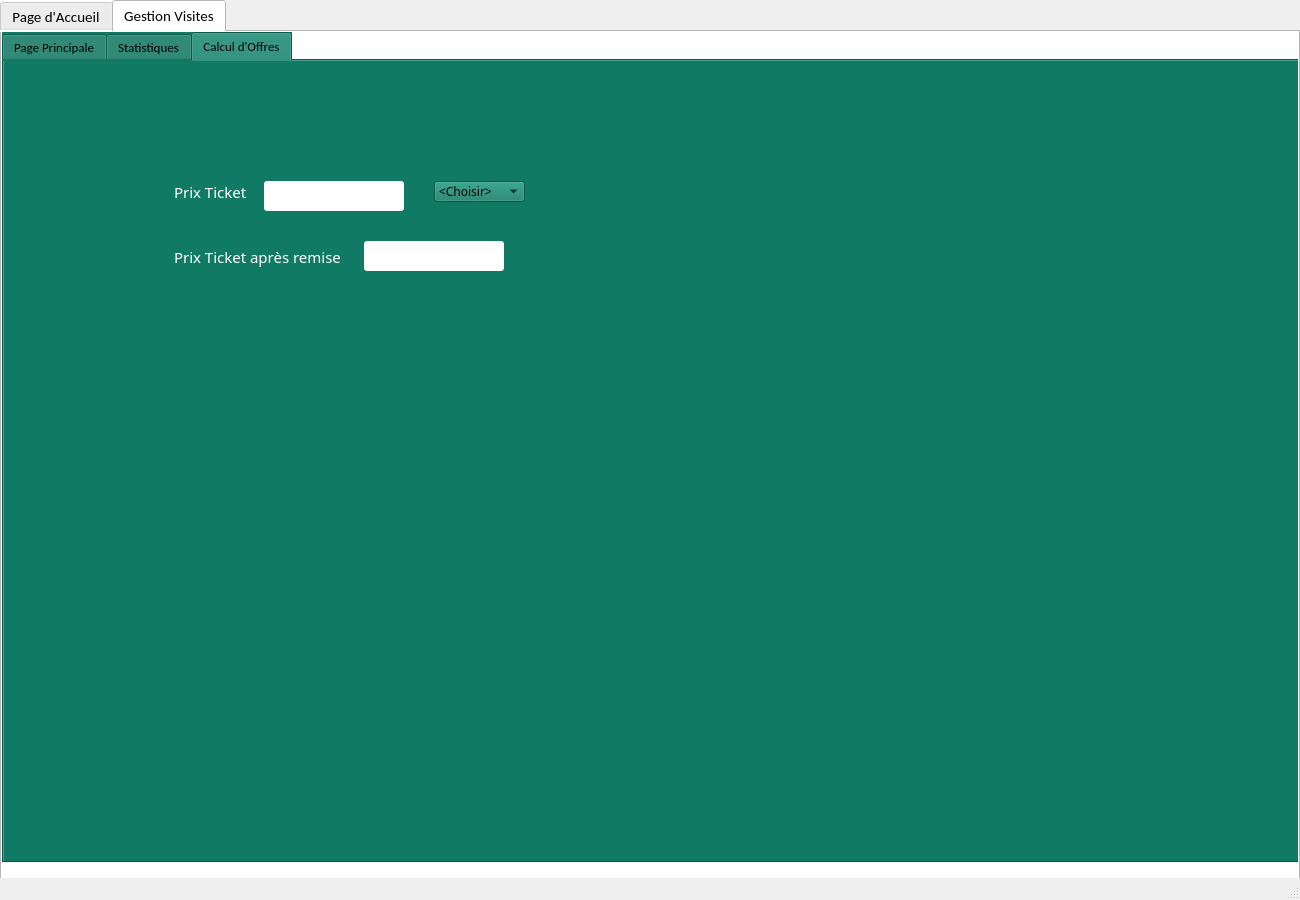
Above: gestionVisites/mainwindow.ui from SarraGha/Smart_Park_2A19 before the change. Below: the same form after it.
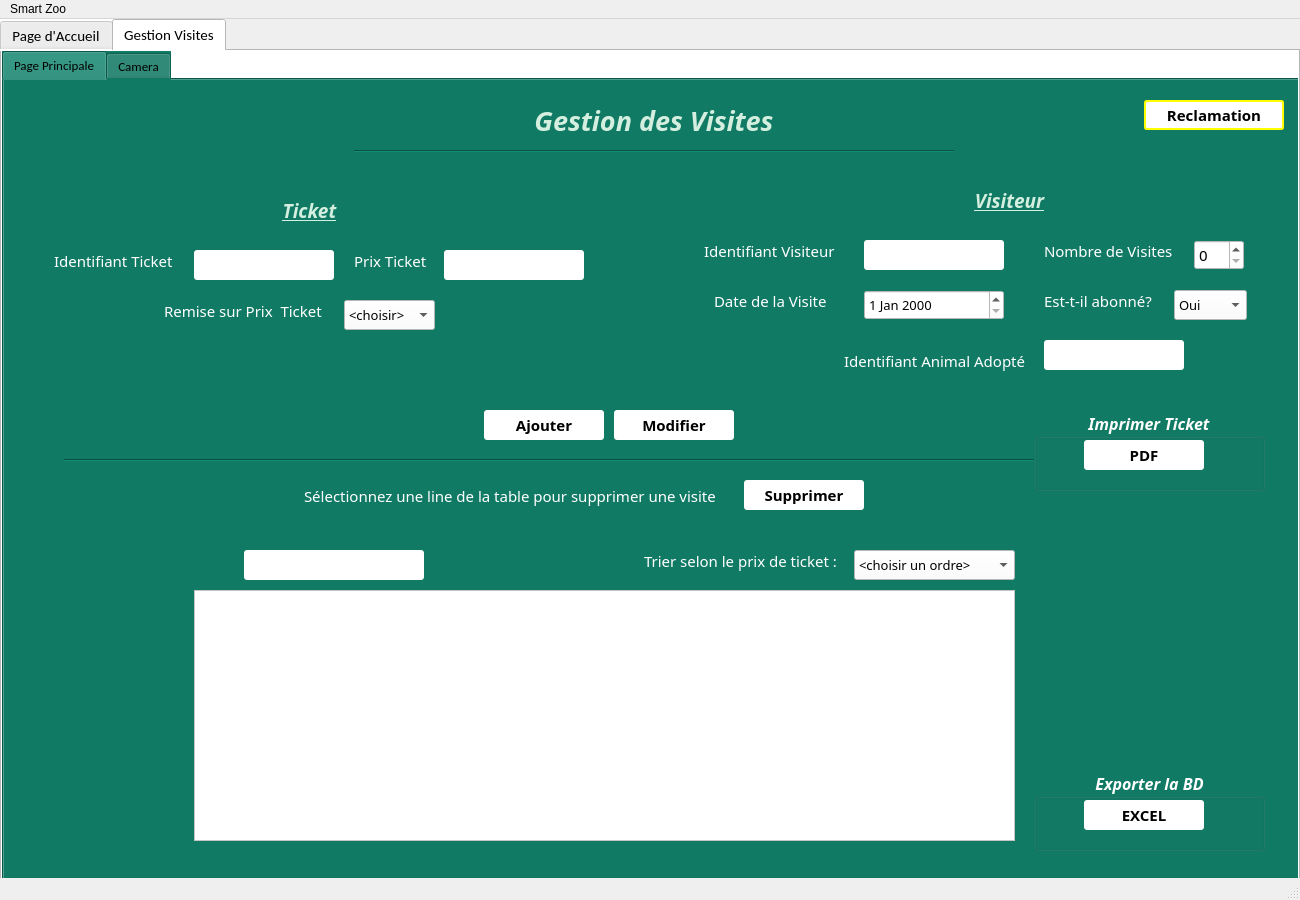
That is the form after the change. The open tabs and pages were chosen to show the change. Icons and pictures are not drawn.

```diff
--- a/gestionVisites/mainwindow.ui
+++ b/gestionVisites/mainwindow.ui
@@ -1038,8 +1038,8 @@
          </property>
          <property name="iconSize">
           <size>
-           <width>20</width>
-           <height>20</height>
+           <width>22</width>
+           <height>22</height>
           </size>
          </property>
         </widget>
@@ -1150,144 +1150,9 @@
       </widget>
       <widget class="QWidget" name="tab_Statistiques">
        <attribute name="title">
-        <string>Statistiques</string>
+        <string>Camera</string>
        </attribute>
       </widget>
-      <widget class="QWidget" name="tab_offres">
-       <attribute name="title">
-        <string>Calcul d'Offres</string>
-       </attribute>
-       <widget class="QLineEdit" name="lineEdit_PrixTicket_Offre">
-        <property name="geometry">
-         <rect>
-          <x>260</x>
-          <y>120</y>
-          <width>140</width>
-          <height>30</height>
-         </rect>
-        </property>
-        <property name="font">
-         <font>
-          <family>Calibri Light</family>
-          <pointsize>11</pointsize>
-         </font>
-        </property>
-        <property name="styleSheet">
-         <string notr="true">background-color: rgb(255, 255, 255);
-border-radius: 3px;</string>
-        </property>
-        <property name="inputMethodHints">
-         <set>Qt::ImhNone</set>
-        </property>
-       </widget>
-       <widget class="QLabel" name="textePrixTicket_Offre">
-        <property name="geometry">
-         <rect>
-          <x>170</x>
-          <y>120</y>
-          <width>81</width>
-          <height>21</height>
-         </rect>
-        </property>
-        <property name="font">
-         <font>
-          <family>Calibri Light</family>
-          <pointsize>11</pointsize>
-         </font>
-        </property>
-        <property name="styleSheet">
-         <string notr="true">color: rgb(255, 255, 255);</string>
-        </property>
-        <property name="text">
-         <string>Prix Ticket</string>
-        </property>
-       </widget>
-       <widget class="QLabel" name="textePrixTicketRemise_Offre">
-        <property name="geometry">
-         <rect>
-          <x>170</x>
-          <y>180</y>
-          <width>181</width>
-          <height>31</height>
-         </rect>
-        </property>
-        <property name="font">
-         <font>
-          <family>Calibri Light</family>
-          <pointsize>11</pointsize>
-         </font>
-        </property>
-        <property name="styleSheet">
-         <string notr="true">color: rgb(255, 255, 255);</string>
-        </property>
-        <property name="text">
-         <string>Prix Ticket après remise</string>
-        </property>
-       </widget>
-       <widget class="QLineEdit" name="lineEdit_PrixTicketRemise_Offre">
-        <property name="geometry">
-         <rect>
-          <x>360</x>
-          <y>180</y>
-          <width>140</width>
-          <height>30</height>
-         </rect>
-        </property>
-        <property name="font">
-         <font>
-          <family>Calibri Light</family>
-          <pointsize>11</pointsize>
-         </font>
-        </property>
-        <property name="styleSheet">
-         <string notr="true">background-color: rgb(255, 255, 255);
-border-radius: 3px;</string>
-        </property>
-        <property name="inputMethodHints">
-         <set>Qt::ImhNone</set>
-        </property>
-       </widget>
-       <widget class="QComboBox" name="comboBox">
-        <property name="geometry">
-         <rect>
-          <x>430</x>
-          <y>120</y>
-          <width>91</width>
-          <height>21</height>
-         </rect>
-        </property>
-        <property name="font">
-         <font>
-          <family>Calibri Light</family>
-         </font>
-        </property>
-        <item>
-         <property name="text">
-          <string>&lt;Choisir&gt;</string>
-         </property>
-        </item>
-        <item>
-         <property name="text">
-          <string>10%</string>
-         </property>
-        </item>
-        <item>
-         <property name="text">
-          <string>20%</string>
-         </property>
-        </item>
-        <item>
-         <property name="text">
-          <string>30%</string>
-         </property>
-        </item>
-        <item>
-         <property name="text">
-          <string>50%</string>
-         </property>
-        </item>
-       </widget>
-      </widget>
      </widget>
     </widget>
    </widget>
@@ -1301,6 +1166,12 @@
      <height>26</height>
     </rect>
    </property>
+   <widget class="QMenu" name="menuSmart_Zoo">
+    <property name="title">
+     <string>Smart Zoo</string>
+    </property>
+   </widget>
+   <addaction name="menuSmart_Zoo"/>
   </widget>
   <widget class="QStatusBar" name="statusbar"/>
  </widget>
```
Left out of the diff: 2 changed lines with no effect on the pictures.
